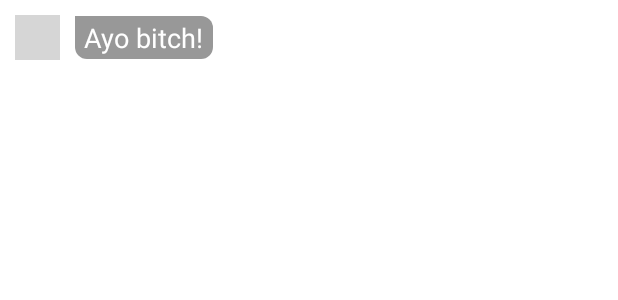
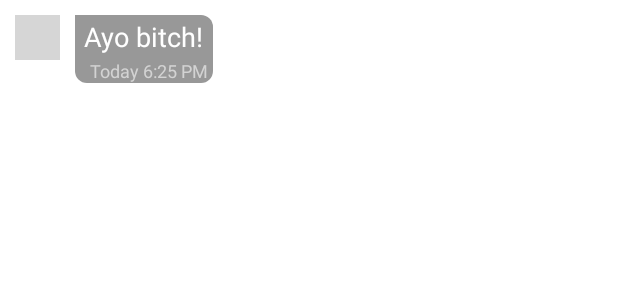
Before and after one commit to AdityaNair102001/ClassifiedsApp, an Android app: the layout receiver_chat_layout.xml on its own in the app's theme, with its tools: preview values and no code run, on a phone screen of 412 x 824 dp. Shown: the top 300 px of the screen. Run offline under Robolectric (Android 15) with nearby library versions, the phone set to English and light mode, and no system bars; grey boxes are pictures that could not be loaded.

Commit message:
added time to chats

```diff
--- a/app/src/main/res/layout/chatlist_chat_layout.xml
+++ b/app/src/main/res/layout/chatlist_chat_layout.xml
@@ -35,7 +35,7 @@
                 android:layout_marginStart="8dp"
                 android:layout_marginTop="8dp"
                 android:layout_marginBottom="8dp"
-                android:src="@drawable/dogprofile"
+                android:src="@drawable/unknown"
                 app:layout_constraintBottom_toBottomOf="parent"
                 app:layout_constraintStart_toStartOf="parent"
                 app:layout_constraintTop_toTopOf="parent">
@@ -48,7 +48,7 @@
                 android:layout_height="wrap_content"
                 android:layout_marginStart="16dp"
                 android:layout_marginTop="24dp"
-                android:text="Elon Musk"
+                android:text=""
                 android:fontFamily="sans-serif-condensed"
                 android:textSize="20dp"
                 android:textColor="@color/black"
--- a/app/src/main/res/layout/receiver_chat_layout.xml
+++ b/app/src/main/res/layout/receiver_chat_layout.xml
@@ -14,22 +14,41 @@
         app:civ_border_width="1dp"
         app:civ_border_color="@color/colorPrimary"/>
 
+    <LinearLayout
+        android:layout_width="wrap_content"
+        android:layout_height="wrap_content"
+        android:background="@drawable/receiver_shape"
+        android:layout_toRightOf="@+id/receiverProfile"
+        android:layout_marginRight="5dp"
+        android:layout_marginTop="10dp"
+        android:orientation="vertical">
+
         <TextView
             android:id="@+id/receiverText"
             android:layout_width="wrap_content"
             android:layout_height="wrap_content"
             android:text="Ayo bitch!"
             android:textColor="@color/white"
-        android:maxWidth="190dp"
+            android:maxWidth="210dp"
             android:textSize="18dp"
-        android:layout_marginRight="5dp"
             android:paddingTop="2dp"
-        android:layout_marginTop="10dp"
-        android:paddingBottom="2dp"
             android:paddingLeft="6dp"
             android:paddingRight="6dp"
-        android:layout_toRightOf="@+id/receiverProfile"
-        android:background="@drawable/receiver_shape"
             android:layout_centerVertical="true"/>
 
+        <TextView
+            android:id="@+id/receiverTime"
+            android:layout_width="wrap_content"
+            android:layout_height="wrap_content"
+            android:text="Today 6:25 PM"
+            android:layout_gravity="right"
+            android:textSize="12sp"
+            android:paddingTop="2dp"
+            android:paddingLeft="3dp"
+            android:paddingRight="3dp"
+            android:textColor="#D3D3D3"/>
+
+    </LinearLayout>
+
+
 </RelativeLayout>
```
Also changed, not shown: app/src/main/java/com/phoenixcorp/classifiedsapp/ChatActivity.java (+18 -3 lines), app/src/main/java/com/phoenixcorp/classifiedsapp/ChatFragment.java (+7 -6 lines), app/src/main/java/com/phoenixcorp/classifiedsapp/MessageAdapter.java (+32 -0 lines), app/src/main/res/layout/activity_chat.xml (+18 -0 lines), app/src/main/res/layout/sender_chat_layout.xml (+26 -7 lines). Lines whose indentation alone changed are shown as unchanged.
